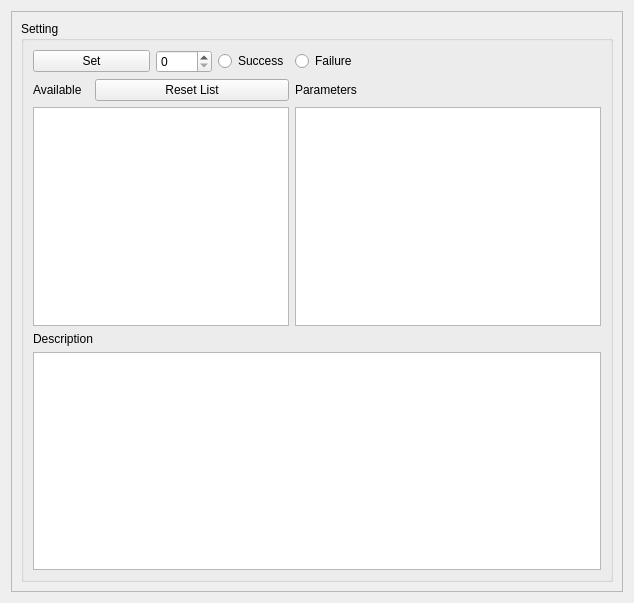
massimilianop/sml_under_development, file gui/src/gui/choose_jsonable.ui: the form before one commit.
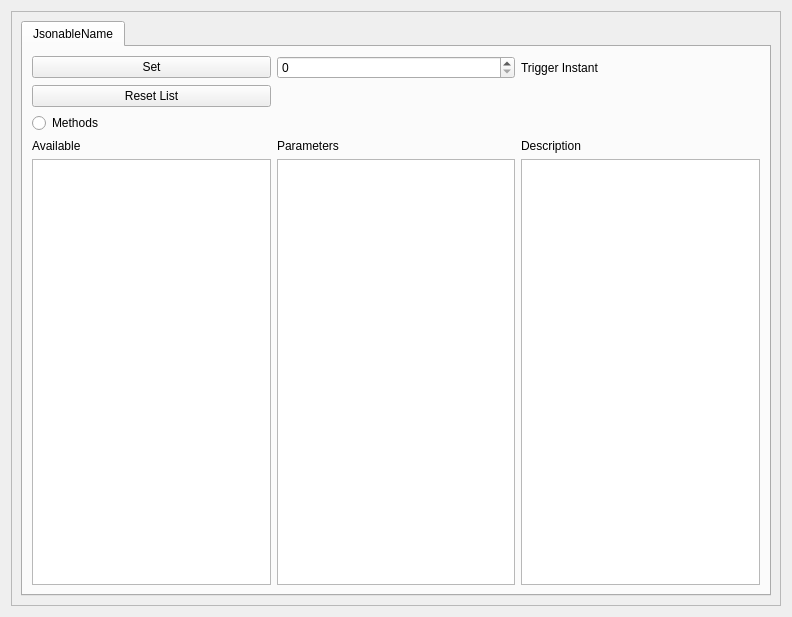
The form after the commit.

Commit message: invoke methods on gui; make mission on gui jsonable gui

```diff
--- a/gui/src/gui/choose_jsonable.ui
+++ b/gui/src/gui/choose_jsonable.ui
@@ -6,8 +6,8 @@
    <rect>
     <x>0</x>
     <y>0</y>
-    <width>634</width>
-    <height>603</height>
+    <width>792</width>
+    <height>617</height>
    </rect>
   </property>
   <property name="windowTitle">
@@ -27,83 +27,94 @@
        <rect>
         <x>0</x>
         <y>0</y>
-        <width>614</width>
-        <height>583</height>
+        <width>772</width>
+        <height>597</height>
        </rect>
       </property>
       <layout class="QGridLayout" name="gridLayout_3">
        <item row="0" column="0">
-        <widget class="QGroupBox" name="groupBox_8">
-         <property name="title">
-          <string>Setting</string>
+        <widget class="QTabWidget" name="tabWidget">
+         <property name="currentIndex">
+          <number>0</number>
          </property>
+         <widget class="QWidget" name="JsonableName">
+          <attribute name="title">
+           <string>JsonableName</string>
+          </attribute>
          <layout class="QGridLayout" name="gridLayout_2">
-          <item row="0" column="0" colspan="2">
-           <widget class="QPushButton" name="SetJsonableButton">
-            <property name="text">
-             <string>Set</string>
-            </property>
-           </widget>
-          </item>
-          <item row="1" column="4">
-           <widget class="QLabel" name="labelJsonableParameters">
-            <property name="text">
-             <string>Parameters</string>
-            </property>
-           </widget>
-          </item>
-          <item row="2" column="4">
+           <item row="8" column="2">
            <widget class="QPlainTextEdit" name="JsonableMessageInput"/>
           </item>
-          <item row="0" column="3">
-           <widget class="QRadioButton" name="Success">
-            <property name="text">
-             <string>Success</string>
-            </property>
-           </widget>
-          </item>
-          <item row="6" column="0" colspan="5">
+           <item row="8" column="3">
            <widget class="QTextEdit" name="JsonableDescription">
             <property name="acceptRichText">
              <bool>true</bool>
             </property>
            </widget>
           </item>
-          <item row="1" column="1" colspan="3">
+           <item row="7" column="2">
+            <widget class="QLabel" name="labelJsonableParameters">
+             <property name="text">
+              <string>Parameters</string>
+             </property>
+            </widget>
+           </item>
+           <item row="0" column="2">
+            <widget class="QSpinBox" name="TriggerInstant"/>
+           </item>
+           <item row="7" column="3">
+            <widget class="QLabel" name="labelJsonableParameters_2">
+             <property name="text">
+              <string>Description</string>
+             </property>
+            </widget>
+           </item>
+           <item row="0" column="0">
+            <widget class="QPushButton" name="SetJsonableButton">
+             <property name="text">
+              <string>Set</string>
+             </property>
+            </widget>
+           </item>
+           <item row="8" column="0">
+            <widget class="QListWidget" name="ListJsonableWidget"/>
+           </item>
+           <item row="4" column="0">
+            <widget class="QRadioButton" name="radioButtonMethods">
+             <property name="text">
+              <string>Methods</string>
+             </property>
+             <property name="checkable">
+              <bool>true</bool>
+             </property>
+             <property name="autoExclusive">
+              <bool>false</bool>
+             </property>
+            </widget>
+           </item>
+           <item row="0" column="3">
+            <widget class="QLabel" name="label">
+             <property name="text">
+              <string>Trigger Instant</string>
+             </property>
+            </widget>
+           </item>
+           <item row="3" column="0">
            <widget class="QPushButton" name="ResetListJsonable">
             <property name="text">
              <string>Reset List</string>
             </property>
            </widget>
           </item>
-          <item row="2" column="0" colspan="4">
-           <widget class="QListWidget" name="ListJsonableWidget"/>
-          </item>
-          <item row="1" column="0">
+           <item row="7" column="0">
            <widget class="QLabel" name="labelJsonableAvailable">
             <property name="text">
              <string>Available</string>
             </property>
            </widget>
           </item>
-          <item row="0" column="4">
-           <widget class="QRadioButton" name="Failure">
-            <property name="text">
-             <string>Failure</string>
-            </property>
-           </widget>
-          </item>
-          <item row="5" column="0" colspan="2">
-           <widget class="QLabel" name="labelJsonableParameters_2">
-            <property name="text">
-             <string>Description</string>
-            </property>
-           </widget>
-          </item>
-          <item row="0" column="2">
-           <widget class="QSpinBox" name="TriggerInstant"/>
-          </item>
-         </layout>
+          </layout>
+         </widget>
         </widget>
        </item>
       </layout>
```
Lines whose indentation alone changed are shown as unchanged. The commit also changes 12 other files.
